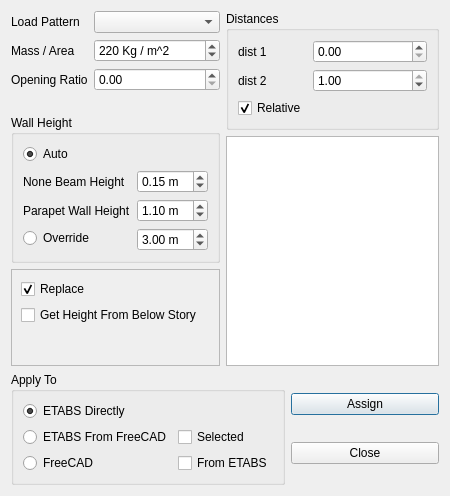
The window that widgets/assign/wall_load_on_frames.ui (ebrahimraeyat/civilTools) describes before a commit, drawn with Qt 5.
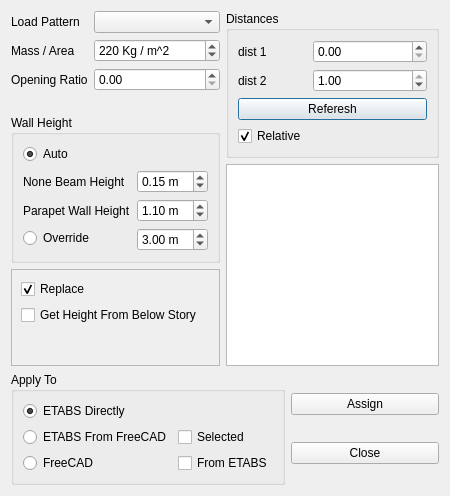
The same window after the commit. Icons and pictures are not drawn.

Commit message: Partial wall load on beams

Patch:
```diff
--- a/widgets/assign/wall_load_on_frames.ui
+++ b/widgets/assign/wall_load_on_frames.ui
@@ -261,7 +261,7 @@
             </property>
            </widget>
           </item>
-          <item row="2" column="0">
+          <item row="3" column="0">
            <widget class="QCheckBox" name="relative">
             <property name="text">
              <string>Relative</string>
@@ -271,7 +271,7 @@
             </property>
            </widget>
           </item>
-          <item row="2" column="1">
+          <item row="3" column="1">
            <widget class="QLabel" name="label_5">
             <property name="maximumSize">
              <size>
@@ -293,6 +293,23 @@
             </property>
            </widget>
           </item>
+          <item row="2" column="0" colspan="2">
+           <widget class="QPushButton" name="referesh_button">
+            <property name="text">
+             <string>Referesh</string>
+            </property>
+            <property name="icon">
+             <iconset resource="../../civiltools.qrc">
+              <normaloff>:/civiltools/images/referesh.svg</normaloff>:/civiltools/images/referesh.svg</iconset>
+            </property>
+            <property name="iconSize">
+             <size>
+              <width>20</width>
+              <height>20</height>
+             </size>
+            </property>
+           </widget>
+          </item>
          </layout>
         </widget>
        </item>
```
The commit also changes 2 other files.
